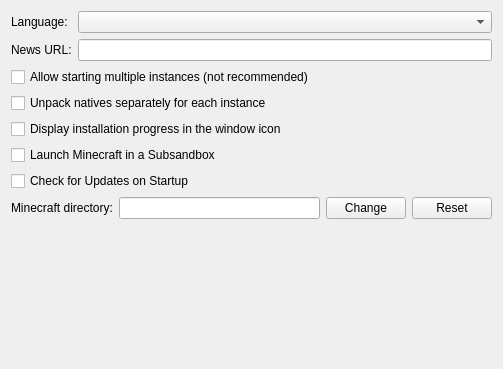
JakobDev/jdMinecraftLauncher, file jdMinecraftLauncher/ui/OptionsTab.ui: the form before one commit.
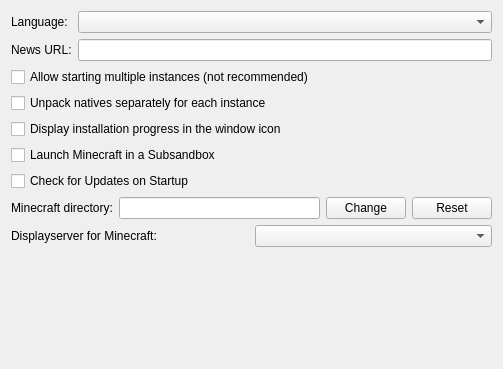
The form after the commit.

Diff of the .ui file:
```diff
--- a/jdMinecraftLauncher/ui/OptionsTab.ui
+++ b/jdMinecraftLauncher/ui/OptionsTab.ui
@@ -105,6 +105,20 @@
      </item>
     </layout>
    </item>
+   <item>
+    <layout class="QHBoxLayout" name="horizontalLayout_2">
+     <item>
+      <widget class="QLabel" name="displayServerLabel">
+       <property name="text">
+        <string>Displayserver for Minecraft:</string>
+       </property>
+      </widget>
+     </item>
+     <item>
+      <widget class="QComboBox" name="displayServerBox"/>
+     </item>
+    </layout>
+   </item>
    <item>
     <spacer name="verticalSpacer">
      <property name="orientation">
```
